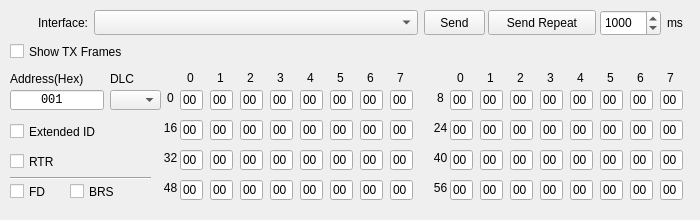
Before: the Qt Designer form src/window/RawTxWindow/RawTxWindow.ui in 1-hexene/CANgaroo, drawn with Qt 5.
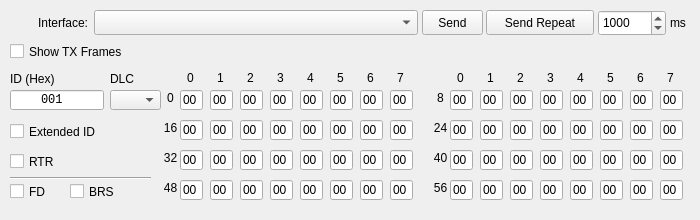
After: the same form once the commit is applied.

The edit to the form file:
```diff
--- a/src/window/RawTxWindow/RawTxWindow.ui
+++ b/src/window/RawTxWindow/RawTxWindow.ui
@@ -40,7 +40,7 @@
   <widget class="QPushButton" name="singleSendButton">
    <property name="geometry">
     <rect>
-     <x>424</x>
+     <x>422</x>
      <y>10</y>
      <width>61</width>
      <height>25</height>
@@ -53,7 +53,7 @@
   <widget class="QPushButton" name="repeatSendButton">
    <property name="geometry">
     <rect>
-     <x>488</x>
+     <x>486</x>
      <y>10</y>
      <width>108</width>
      <height>25</height>
@@ -69,7 +69,7 @@
   <widget class="QLabel" name="label_11">
    <property name="geometry">
     <rect>
-     <x>667</x>
+     <x>670</x>
      <y>10</y>
      <width>31</width>
      <height>26</height>
@@ -131,7 +131,7 @@
     </rect>
    </property>
    <property name="text">
-    <string>Address(Hex)</string>
+    <string>ID (Hex)</string>
    </property>
   </widget>
   <widget class="QLabel" name="label_2">
@@ -150,9 +150,9 @@
   <widget class="QSpinBox" name="spinBox_RepeatRate">
    <property name="geometry">
     <rect>
-     <x>600</x>
+     <x>598</x>
      <y>10</y>
-     <width>61</width>
+     <width>68</width>
      <height>26</height>
     </rect>
    </property>
@@ -181,7 +181,7 @@
     <rect>
      <x>10</x>
      <y>120</y>
-     <width>91</width>
+     <width>121</width>
      <height>23</height>
     </rect>
    </property>
```
